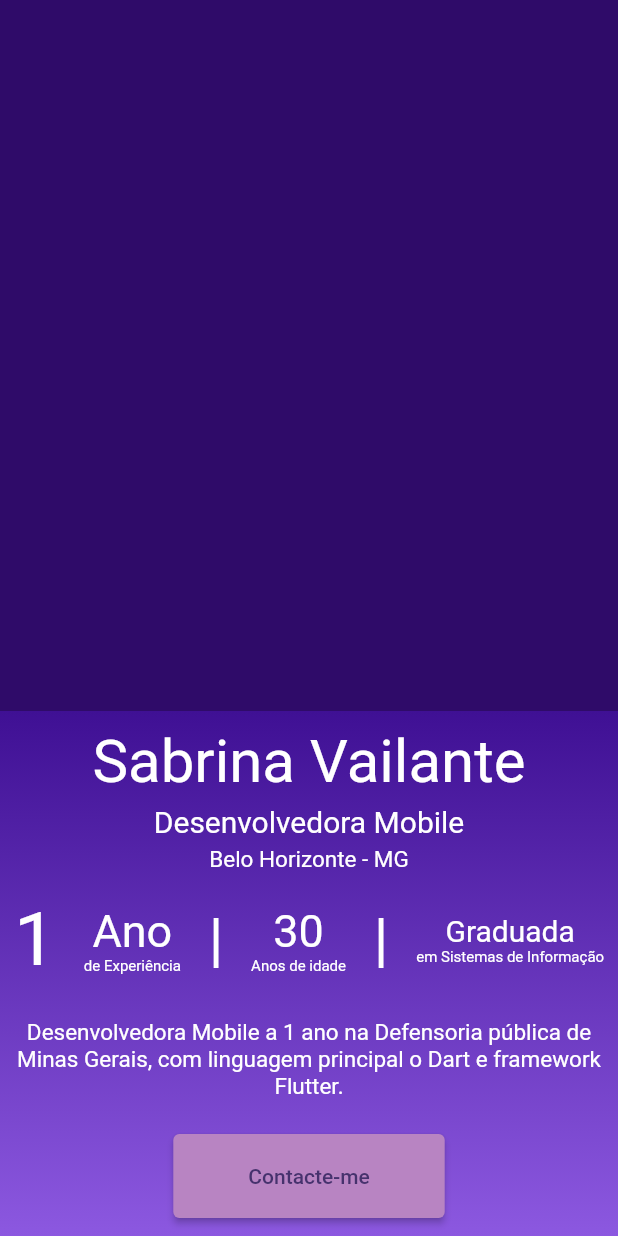
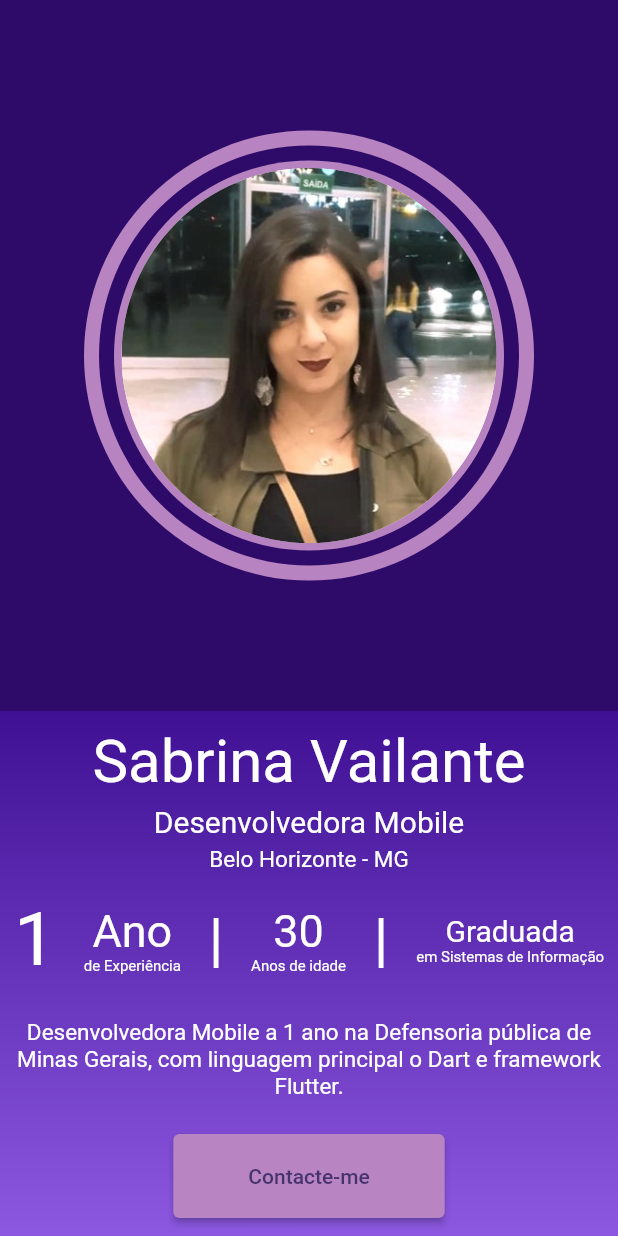
Before and after one commit to SabrinaVailante/sabrina_portifolio_app, a Flutter app: the PerfilScreen screen opened directly, on a phone screen of 412 x 824 dp. Run offline on Flutter 3.47's test engine with Material 2 defaults, Android fonts, the phone set to English and light mode, and no system bars; Roboto replaces fonts that are missing (Montserrat, Montserrat-VariableFont_wght.ttf).

Commit message:
Adicionado a foto de Perfil.

```diff
--- a/lib/screens/about_me/perfil_screen.dart
+++ b/lib/screens/about_me/perfil_screen.dart
@@ -14,8 +14,50 @@ class PerfilScreen extends StatelessWidget {
       body: Column(
         children: [
           Expanded(
+            child: Stack(
+              alignment: Alignment.center,
+              children: [
+                Container(
+                  width: 300, // Defina a largura desejada para o círculo maior
+                  height: 300, // Defina a altura desejada para o círculo maior
+                  decoration: BoxDecoration(
+                    shape: BoxShape.circle,
+                    color: Color.fromRGBO(183, 131, 193,
+                        1.0), // Defina a cor desejada para o círculo maior
+                  ),
+                ),
+                Container(
+                  width: 280, // Defina a largura desejada para o círculo maior
+                  height: 280, // Defina a altura desejada para o círculo maior
+                  decoration: const BoxDecoration(
+                    shape: BoxShape.circle,
+                    color: Color.fromRGBO(47, 11, 105,
+                        1.0), // Defina a cor desejada para o círculo maior
+                  ),
+                ),
+                Container(
+                  width: 260, // Defina a largura desejada para o círculo maior
+                  height: 260, // Defina a altura desejada para o círculo maior
+                  decoration: const BoxDecoration(
+                    shape: BoxShape.circle,
+                    color: Color.fromRGBO(182, 130, 192,
+                        1.0), // Defina a cor desejada para o círculo maior
+                  ),
+                ),
+                Container(
+                  width: double.infinity,
+                  child: Center(
+                    child: ClipOval(
                       child: Container(
-              width: double.infinity,
+                        width: 250,
+                        height: 250,
+                        color: Colors.white,
+                        child: Image.asset("assets/images/img.png"),
+                      ),
+                    ),
+                  ),
+                ),
+              ],
             ),
           ),
           Align(
@@ -178,7 +220,6 @@ class PerfilScreen extends StatelessWidget {
                           );
                         },
                         child: const Text('Contacte-me')),
-
                   ],
                 ),
               )),
--- a/pubspec.yaml
+++ b/pubspec.yaml
@@ -90,5 +90,6 @@ flutter:
   # see https://flutter.dev/custom-fonts/#from-packages
   assets:
     - assets/images/foto1.png
+    - assets/images/img.png
     - assets/fonts/Montserrat-Italic-VariableFont_wght.ttf
     - assets/fonts/Montserrat-VariableFont_wght.ttf
```
Also changed, not shown: assets/images/img.png (added). Lines whose indentation alone changed are shown as unchanged.
